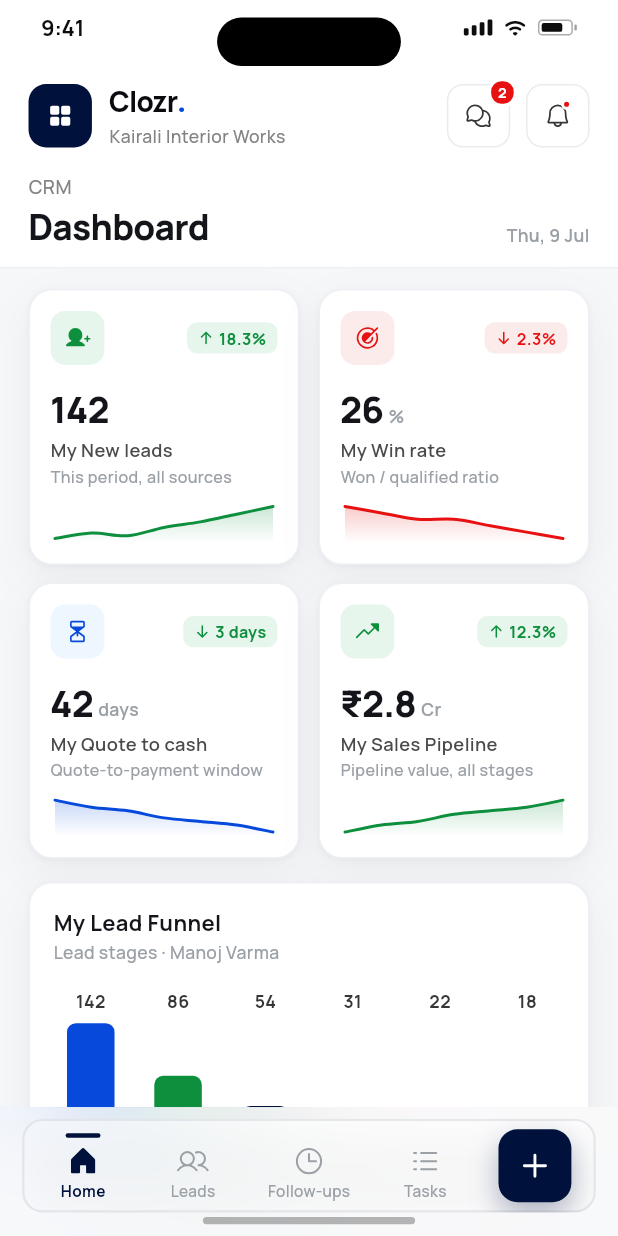
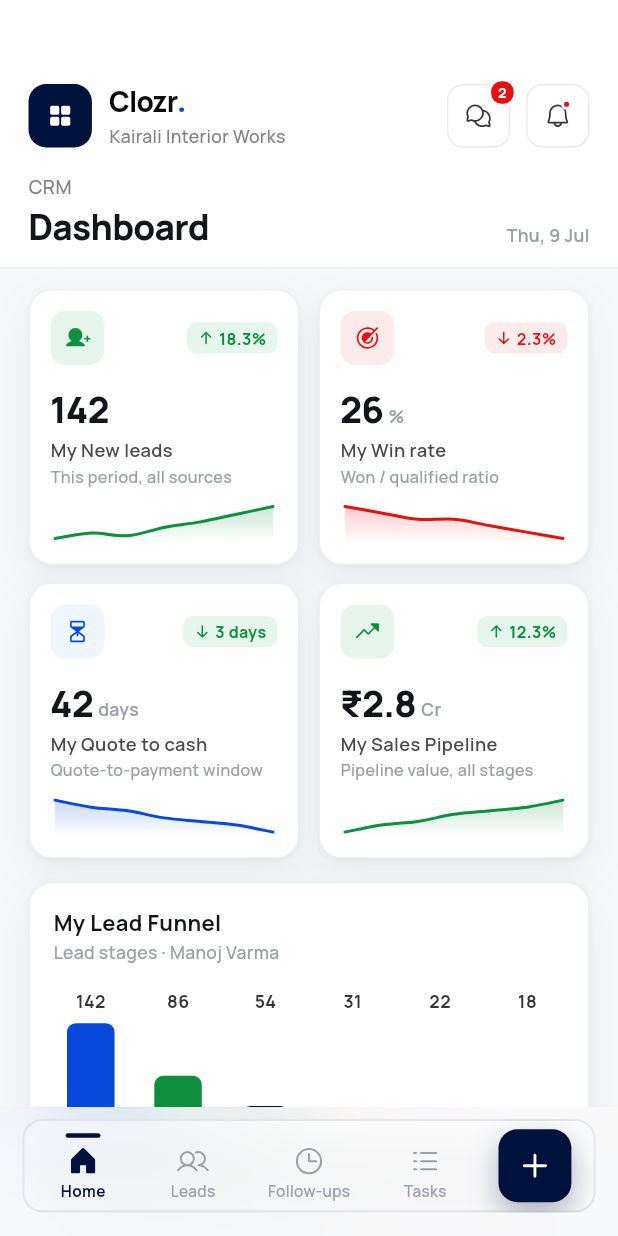
Before and after one commit to sreekesh-nexotech/clozr-flutter-v2, a Flutter app: the screen it shows after launch, on a phone screen of 412 x 824 dp. Run offline on Flutter 3.47's test engine with Material 3 defaults, Android fonts, the phone set to English and light mode, and no system bars; our stand-ins replace equatable, fl_chart, flutter_riverpod, flutter_screenutil, go_router, phosphor_flutter.

Commit message:
Respect real device insets: drop simulated status bar, safe-area the nav
- Remove the design canvas's fake status bar (time/signal/wifi/battery) and
  home indicator; the real OS draws those now (#15)
- Wrap every routed screen in a bottom SafeArea so sticky CTAs and list ends
  clear the OS gesture bar; the bottom nav's frosted strip covers the gesture
  area while the pill lifts above MediaQuery.viewPadding.bottom — responsive
  across all device sizes (#16)

Co-Authored-By: Claude Opus 5 <noreply@anthropic.com>
Claude-Session: https://claude.ai/code/session_01TQ9kQmSN1yXxD5WcQa7gYu

```diff
--- a/lib/features/shell/presentation/clozr_bottom_nav.dart
+++ b/lib/features/shell/presentation/clozr_bottom_nav.dart
@@ -106,11 +106,17 @@ class ClozrBottomNav extends ConsumerWidget {
     // scrolls beneath it — strongest across its full height from the top edge
     // down — with a floating rounded pill that adds its own stronger blur so it
     // reads as a distinct frosted-glass card rather than a flat bar.
+    //
+    // The strip extends the full real bottom inset so the blur reaches the very
+    // edge, while the pill is lifted clear of the OS gesture/navigation bar —
+    // responsive to any device from XS to XL (safeBottom is 0 on hardware-key
+    // devices, ~24–48px on gesture-nav phones).
+    final safeBottom = MediaQuery.viewPaddingOf(context).bottom;
     return SizedBox(
-      height: 88.h,
+      height: 88.h + safeBottom,
       child: Stack(
         children: [
-          // Outer blur strip.
+          // Outer blur strip (covers the gesture area too).
           Positioned.fill(
             child: ClipRect(
               child: BackdropFilter(
@@ -119,9 +125,9 @@ class ClozrBottomNav extends ConsumerWidget {
               ),
             ),
           ),
-          // Floating frosted pill.
+          // Floating frosted pill — sits above the gesture inset.
           Padding(
-            padding: EdgeInsets.only(top: 8.h, left: 14.w, right: 14.w),
+            padding: EdgeInsets.only(top: 8.h, left: 14.w, right: 14.w, bottom: safeBottom),
             child: ClipRRect(
               borderRadius: BorderRadius.circular(14.r),
               child: BackdropFilter(
--- a/lib/features/shell/presentation/clozr_shell.dart
+++ b/lib/features/shell/presentation/clozr_shell.dart
@@ -9,7 +9,6 @@ import '../../../app/theme/app_text_styles.dart';
 import '../application/providers/shell_providers.dart';
 import 'app_drawer.dart';
 import 'clozr_bottom_nav.dart';
-import 'device_status_bar.dart';
 
 /// The persistent device frame that wraps every routed screen: the routed
 /// child, the simulated status bar, the conditional bottom nav, the drawer,
@@ -31,10 +30,17 @@ class ClozrShell extends ConsumerWidget {
       backgroundColor: AppColors.bgScreen,
       body: Stack(
         children: [
-          // Routed screen fills the frame.
-          Positioned.fill(child: child),
+          // Routed screen. Headers stay edge-to-edge under the real status bar
+          // (their own top padding clears it); the bottom SafeArea keeps every
+          // screen's bottom-anchored content (sticky CTAs, list ends) above the
+          // OS gesture/navigation bar on all device sizes. The simulated iOS
+          // status bar and home-indicator from the design canvas are gone — the
+          // real OS draws those.
+          Positioned.fill(
+            child: SafeArea(top: false, bottom: true, child: child),
+          ),
 
-          // Bottom nav (conditional).
+          // Bottom nav (conditional) — lifts itself above the gesture inset.
           if (meta.showNav)
             Positioned(
               left: 0,
@@ -43,33 +49,11 @@ class ClozrShell extends ConsumerWidget {
               child: ClozrBottomNav(location: location),
             ),
 
-          // Status bar overlay (always on top).
-          Positioned(top: 0, left: 0, right: 0, child: const DeviceStatusBar()),
-
           // Drawer.
           if (drawerOpen) Positioned.fill(child: AppDrawer(location: location)),
 
           // Toast.
           if (toast != null) _Toast(message: toast),
-
-          // Home indicator.
-          Positioned(
-            bottom: 8.h,
-            left: 0,
-            right: 0,
-            child: IgnorePointer(
-              child: Center(
-                child: Container(
-                  width: 134.w,
-                  height: 5.h,
-                  decoration: BoxDecoration(
-                    color: AppColors.black.withOpacity(0.28),
-                    borderRadius: BorderRadius.circular(3.r),
-                  ),
-                ),
-              ),
-            ),
-          ),
         ],
       ),
     );
@@ -83,7 +67,7 @@ class _Toast extends StatelessWidget {
   @override
   Widget build(BuildContext context) {
     return Positioned(
-      bottom: 106.h,
+      bottom: 106.h + MediaQuery.viewPaddingOf(context).bottom,
       left: 0,
       right: 0,
       child: IgnorePointer(
--- a/lib/features/shell/presentation/device_status_bar.dart
+++ /dev/null
@@ -1,123 +0,0 @@
-import 'package:flutter/material.dart';
-import 'package:flutter_screenutil/flutter_screenutil.dart';
-import '../../../app/config/constants.dart';
-import '../../../app/theme/app_colors.dart';
-
-/// Simulated iOS status bar + dynamic island, drawn on top of every screen so
-/// the 390×844 render matches the design canvas pixel-for-pixel.
-///
-/// This is device chrome, not app UI — on a real device the OS draws it. It is
-/// isolated here so it can be removed with a single edit if desired.
-class DeviceStatusBar extends StatelessWidget {
-  const DeviceStatusBar({super.key});
-
-  @override
-  Widget build(BuildContext context) {
-    return IgnorePointer(
-      child: SizedBox(
-        height: 52.h,
-        child: Stack(
-          alignment: Alignment.topCenter,
-          children: [
-            Padding(
-              padding: EdgeInsets.fromLTRB(26.w, 8.h, 26.w, 0),
-              child: Row(
-                mainAxisAlignment: MainAxisAlignment.spaceBetween,
-                crossAxisAlignment: CrossAxisAlignment.center,
-                children: [
-                  Text(
-                    AppConstants.statusBarClock,
-                    style: TextStyle(
-                      fontFamily: 'Manrope',
-                      fontWeight: FontWeight.w700,
-                      fontSize: 15.sp,
-                      color: AppColors.nearBlack,
-                      letterSpacing: -0.2,
-                    ),
-                  ),
-                  Row(
-                    children: [
-                      _signalBars(),
-                      SizedBox(width: 7.w),
-                      Icon(Icons.wifi_rounded, size: 16.sp, color: AppColors.nearBlack),
-                      SizedBox(width: 7.w),
-                      _battery(),
-                    ],
-                  ),
-                ],
-              ),
-            ),
-            // Dynamic island.
-            Positioned(
-              top: 12.h,
-              child: Container(
-                width: 116.w,
-                height: 33.h,
-                decoration: BoxDecoration(
-                  color: AppColors.black,
-                  borderRadius: BorderRadius.circular(20.r),
-                ),
-              ),
-            ),
-          ],
-        ),
-      ),
-    );
-  }
-
-  Widget _signalBars() {
-    return Row(
-      crossAxisAlignment: CrossAxisAlignment.end,
-      children: List.generate(4, (i) {
-        return Padding(
-          padding: EdgeInsets.only(left: i == 0 ? 0 : 2.w),
-          child: Container(
-            width: 3.w,
-            height: (5 + i * 2).h,
-            decoration: BoxDecoration(
-              color: AppColors.nearBlack,
-              borderRadius: BorderRadius.circular(1.r),
-            ),
-          ),
-        );
-      }),
-    );
-  }
-
-  Widget _battery() {
-    return Row(
-      children: [
-        Container(
-          width: 22.w,
-          height: 11.h,
-          decoration: BoxDecoration(
-            borderRadius: BorderRadius.circular(3.r),
-            border: Border.all(color: AppColors.nearBlack.withOpacity(0.35), width: 1),
-          ),
-          padding: EdgeInsets.all(1.5.r),
-          child: Align(
-            alignment: Alignment.centerLeft,
-            child: FractionallySizedBox(
-              widthFactor: 0.75,
-              child: Container(
-                decoration: BoxDecoration(
-                  color: AppColors.nearBlack,
-                  borderRadius: BorderRadius.circular(1.5.r),
-                ),
-              ),
-            ),
-          ),
-        ),
-        SizedBox(width: 1.w),
-        Container(
-          width: 1.5.w,
-          height: 4.h,
-          decoration: BoxDecoration(
-            color: AppColors.nearBlack.withOpacity(0.4),
-            borderRadius: BorderRadius.circular(1.r),
-          ),
-        ),
-      ],
-    );
-  }
-}
```
Also changed, not shown: 1 other file.
